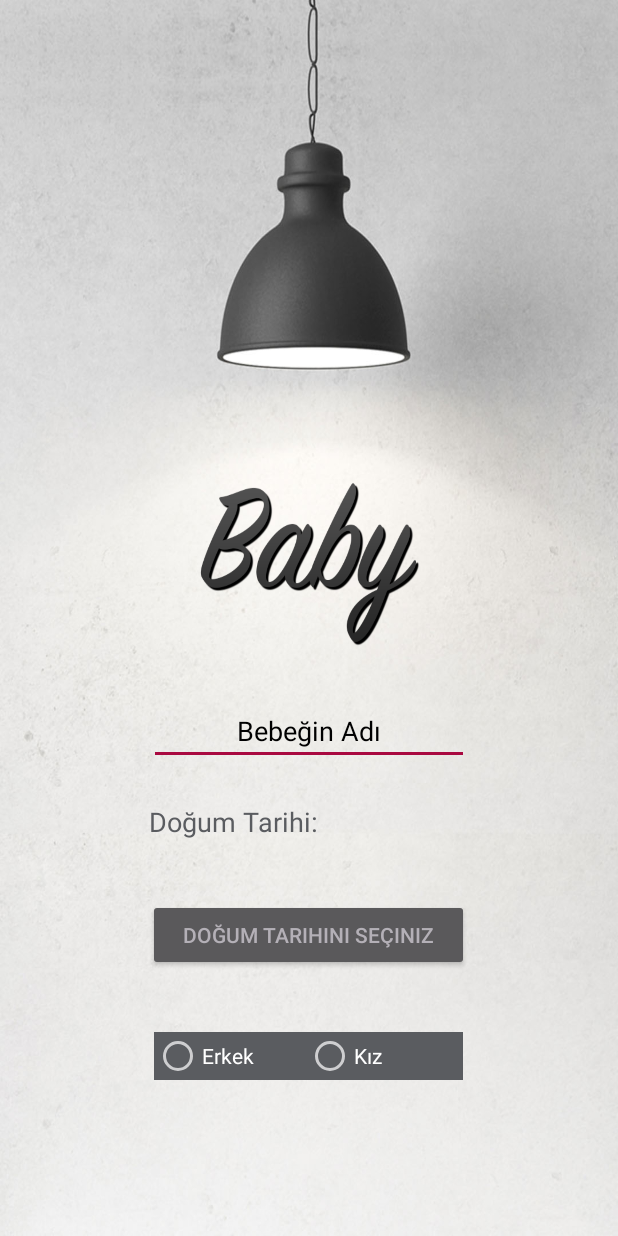
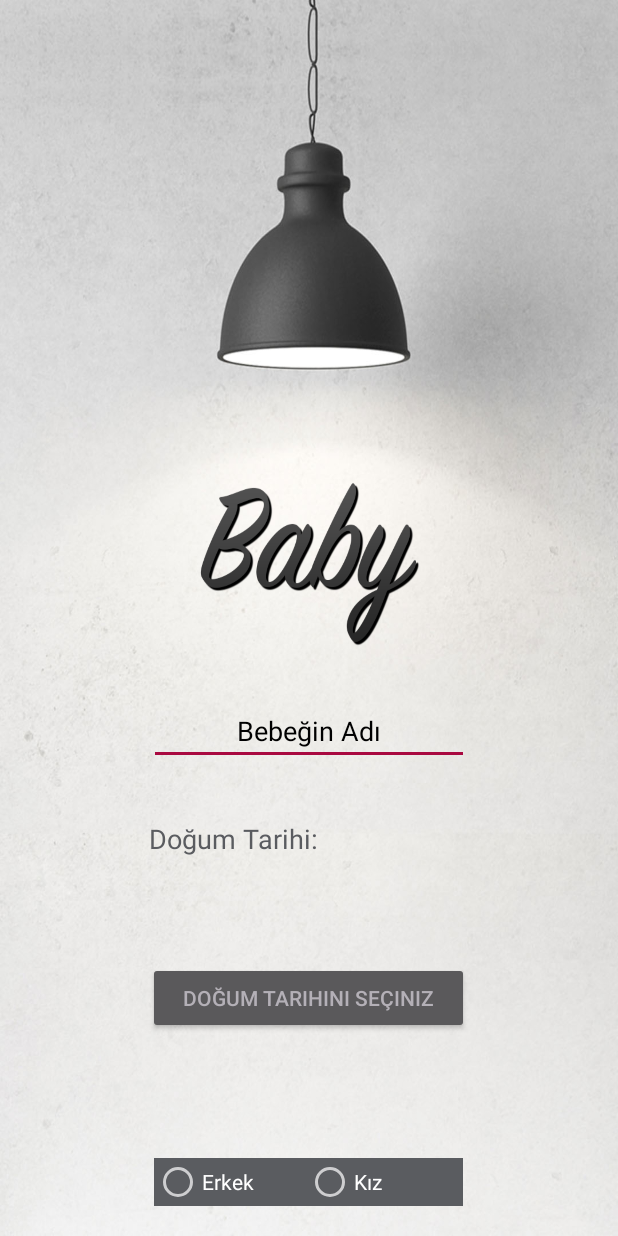
Before and after one commit to didemlaloglu/Baby, an Android app: the screen it shows after launch (IntroActivity), on a phone screen of 412 x 824 dp. Run offline under Robolectric (Android 15) with nearby library versions, the phone set to English and light mode, and no system bars.

Commit message:
Radio fix

```diff
--- a/app/src/main/res/layout/activity_intro.xml
+++ b/app/src/main/res/layout/activity_intro.xml
@@ -77,7 +77,6 @@
         android:id="@+id/linearLayout"
         android:layout_width="206dp"
         android:layout_height="52dp"
-        android:layout_marginBottom="84dp"
         app:layout_constraintBottom_toBottomOf="parent"
         app:layout_constraintHorizontal_bias="0.497"
         app:layout_constraintLeft_toLeftOf="parent"
```
